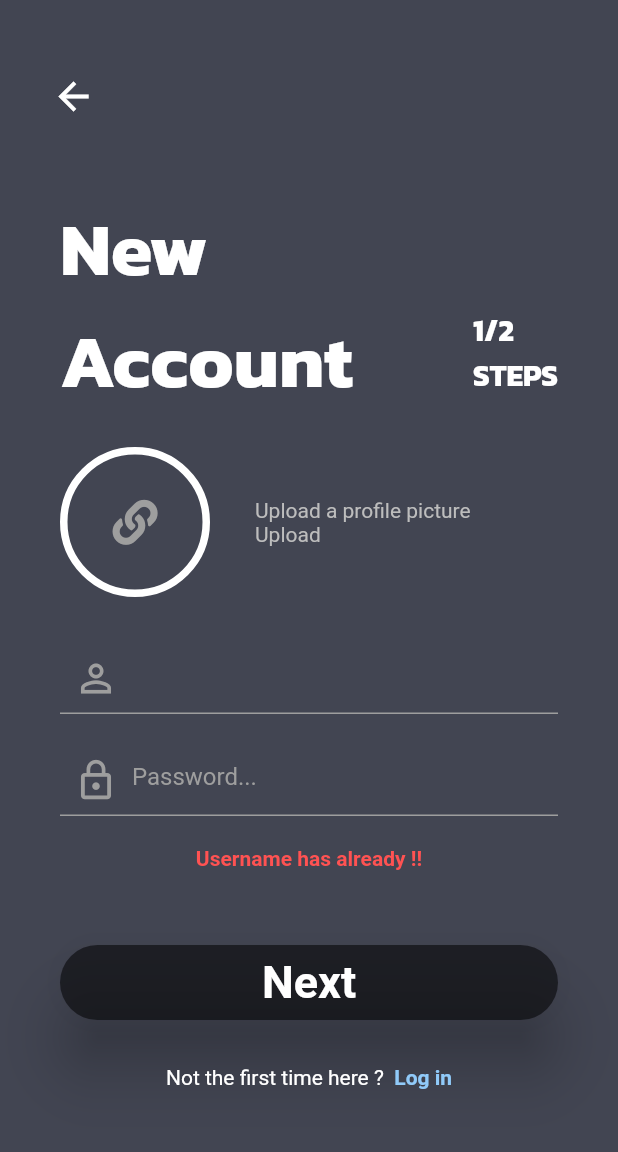
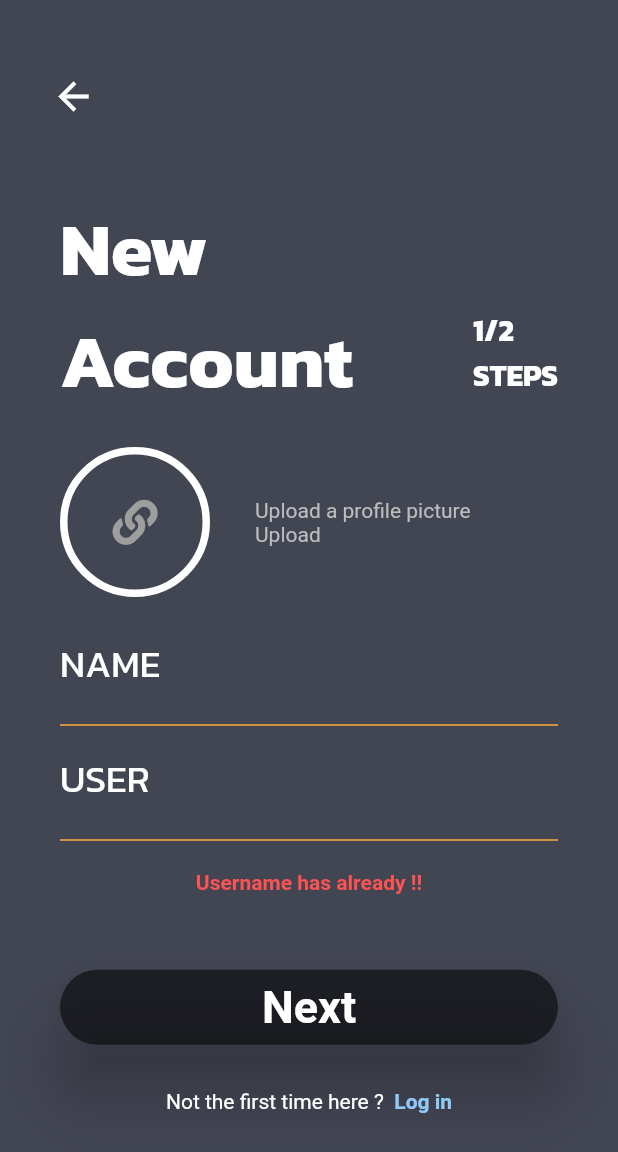
Before and after one commit to s6135410013/flutter_app_bc02, a Flutter app: the SignUpUI screen opened directly, on a phone screen of 412 x 824 dp. Shown: the top 1152 px of the screen. Run offline on Flutter 3.47's test engine with Material 2 defaults, Android fonts, the phone set to English and light mode, and no system bars; our stand-ins replace font_awesome_flutter; Roboto replaces fonts that are missing (Kanit,).

Commit message:
LogIn SignIn V 0.1.2

```diff
--- a/lib/views/sign_up_ui.dart
+++ b/lib/views/sign_up_ui.dart
@@ -139,7 +139,7 @@ class _SignUpUIState extends State<SignUpUI> {
                 ),
               ),
               SizedBox(
-                height: 30,
+                height: 10,
               ),
               Padding(
                 padding: const EdgeInsets.only(
@@ -148,12 +148,18 @@ class _SignUpUIState extends State<SignUpUI> {
                 ),
                 child: TextField(
                   style: TextStyle(
-                    color: Colors.white,
+                    color: Colors.orangeAccent,
+                    fontSize: 25,
                   ),
                   decoration: InputDecoration(
+                    labelText: "NAME",
+                    labelStyle: TextStyle(
+                      color: Colors.white,
+                      fontFamily: "Kanit",
+                    ),
                     enabledBorder: UnderlineInputBorder(
                       borderSide: BorderSide(
-                        color: Colors.grey,
+                        color: Colors.orangeAccent,
                       ),
                     ),
                     focusedBorder: UnderlineInputBorder(
@@ -161,16 +167,11 @@ class _SignUpUIState extends State<SignUpUI> {
                         color: Color(0xFFE38D00),
                       ),
                     ),
-                    prefixIcon: Icon(
-                      Icons.person_outline,
-                      size: 30,
-                      color: Colors.grey,
-                    ),
                   ),
                 ),
               ),
               SizedBox(
-                height: 20,
+                height: 1,
               ),
               Padding(
                 padding: const EdgeInsets.only(
@@ -178,29 +179,25 @@ class _SignUpUIState extends State<SignUpUI> {
                   right: 40,
                 ),
                 child: TextField(
-                  obscureText: true,
                   style: TextStyle(
-                    color: Colors.white,
+                    color: Colors.orangeAccent,
+                    fontSize: 25,
                   ),
                   decoration: InputDecoration(
+                    labelText: "USER",
+                    labelStyle: TextStyle(
+                      color: Colors.white,
+                      fontFamily: "Kanit",
+                    ),
                     enabledBorder: UnderlineInputBorder(
                       borderSide: BorderSide(
-                        color: Colors.grey,
+                        color: Colors.orangeAccent,
                       ),
                     ),
                     focusedBorder: UnderlineInputBorder(
                       borderSide: BorderSide(
                         color: Color(0xFFE38D00),
                       ),
-                    ),
-                    prefixIcon: Icon(
-                      Icons.lock_outline,
-                      size: 30,
-                      color: Colors.grey,
-                    ),
-                    hintText: 'Password...',
-                    hintStyle: TextStyle(
-                      color: Colors.grey,
                     ),
                   ),
                 ),
```
